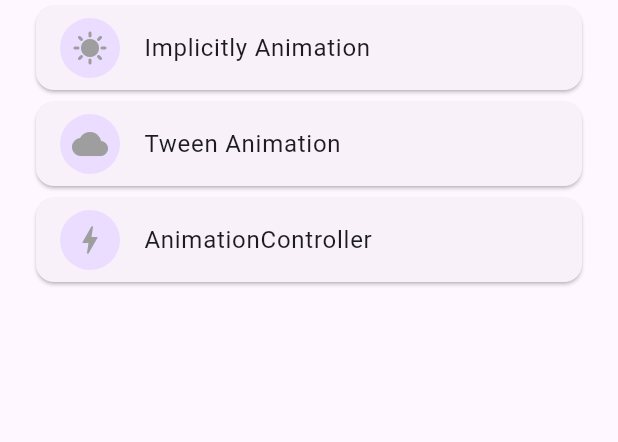
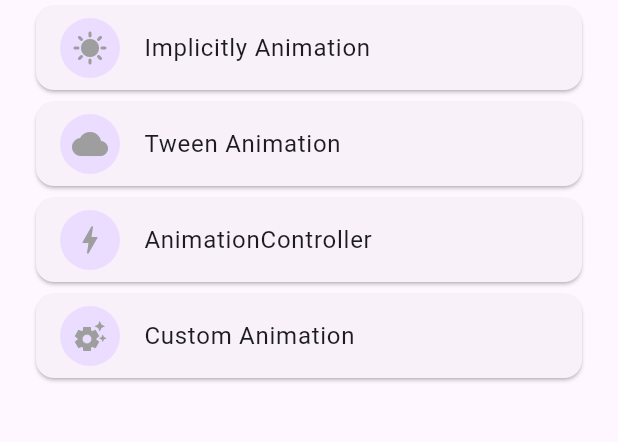
Before and after one commit to taiki-cano/animationsDemo, a Flutter app: the screen it shows after launch, on a phone screen of 412 x 824 dp, the part 84-526 px from its top. Run offline on Flutter 3.47's test engine with Material 2 defaults, Android fonts, the phone set to English and light mode, and no system bars.

Commit message:
custom anmation

```diff
--- a/lib/main.dart
+++ b/lib/main.dart
@@ -1,4 +1,5 @@
 import 'package:animations_demo/screens/animationcontroller_screen.dart';
+import 'package:animations_demo/screens/custom_animation_screen.dart';
 import 'package:animations_demo/screens/tween_animation_screen.dart';
 import 'package:flutter/material.dart';
 
@@ -24,25 +25,21 @@ class MyApp extends StatelessWidget {
         ImplicitlyAnimationScreen.routeName: (ctx) => const ImplicitlyAnimationScreen(),
         TweenAnimationScreen.routeName: (context) => const TweenAnimationScreen(),
         AnimationControllerScreen.routeName: (context) => const AnimationControllerScreen(),
+        CustomAnimation.routeName: (context) => const CustomAnimation(),
       },
     );
   }
 }
 
-class MyHomePage extends StatefulWidget {
+class MyHomePage extends StatelessWidget {
   const MyHomePage({super.key, required this.title});
   final String title;
-  @override
-  State<MyHomePage> createState() => _MyHomePageState();
-}
-
-class _MyHomePageState extends State<MyHomePage> {
   @override
   Widget build(BuildContext context) {
     return Scaffold(
         appBar: AppBar(
           backgroundColor: Theme.of(context).colorScheme.inversePrimary,
-          title: Text(widget.title),
+          title: Text(title),
         ),
         body: const Padding(
           padding: EdgeInsets.symmetric(horizontal: 20.0),
@@ -50,6 +47,7 @@ class _MyHomePageState extends State<MyHomePage> {
             Item('Implicitly Animation', Icon(Icons.sunny)),
             Item('Tween Animation', Icon(Icons.cloud)),
             Item('AnimationController', Icon(Icons.bolt)),
+            Item('Custom Animation', Icon(Icons.settings_suggest)),
           ]),
         ));
   }
```
Also changed, not shown: lib/screens/custom_animation_screen.dart (added, +60 -0 lines).
